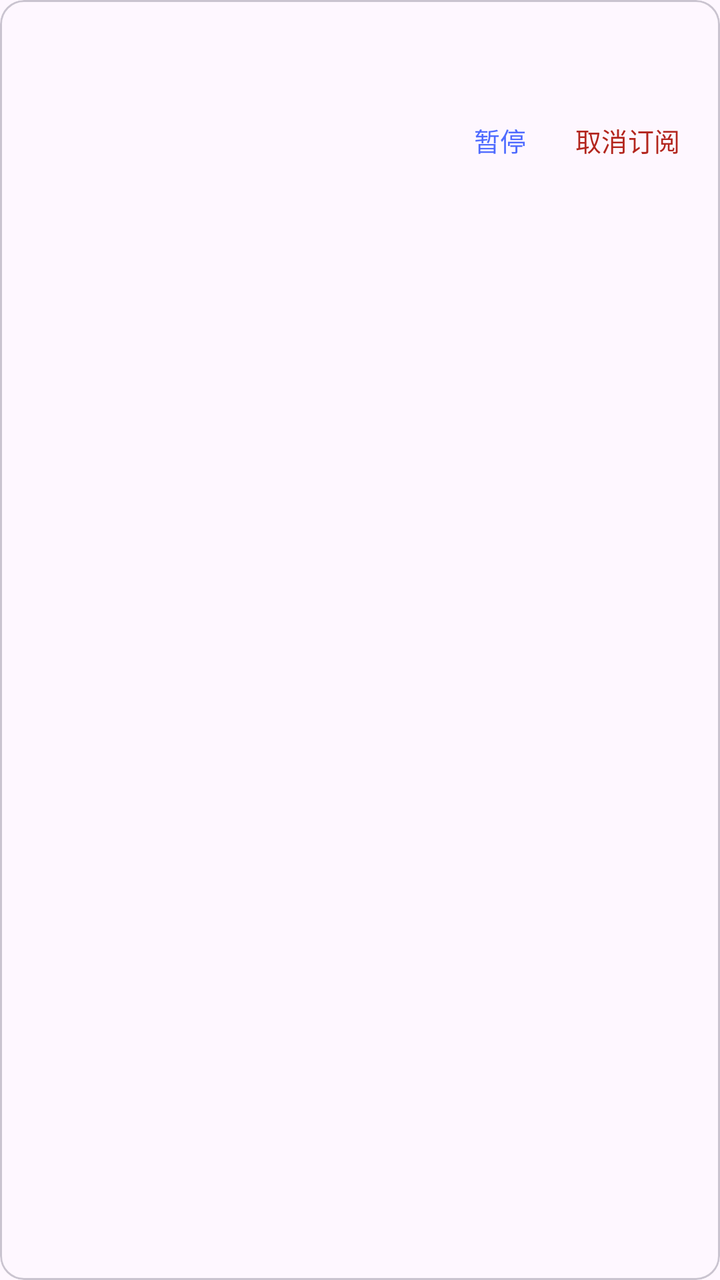
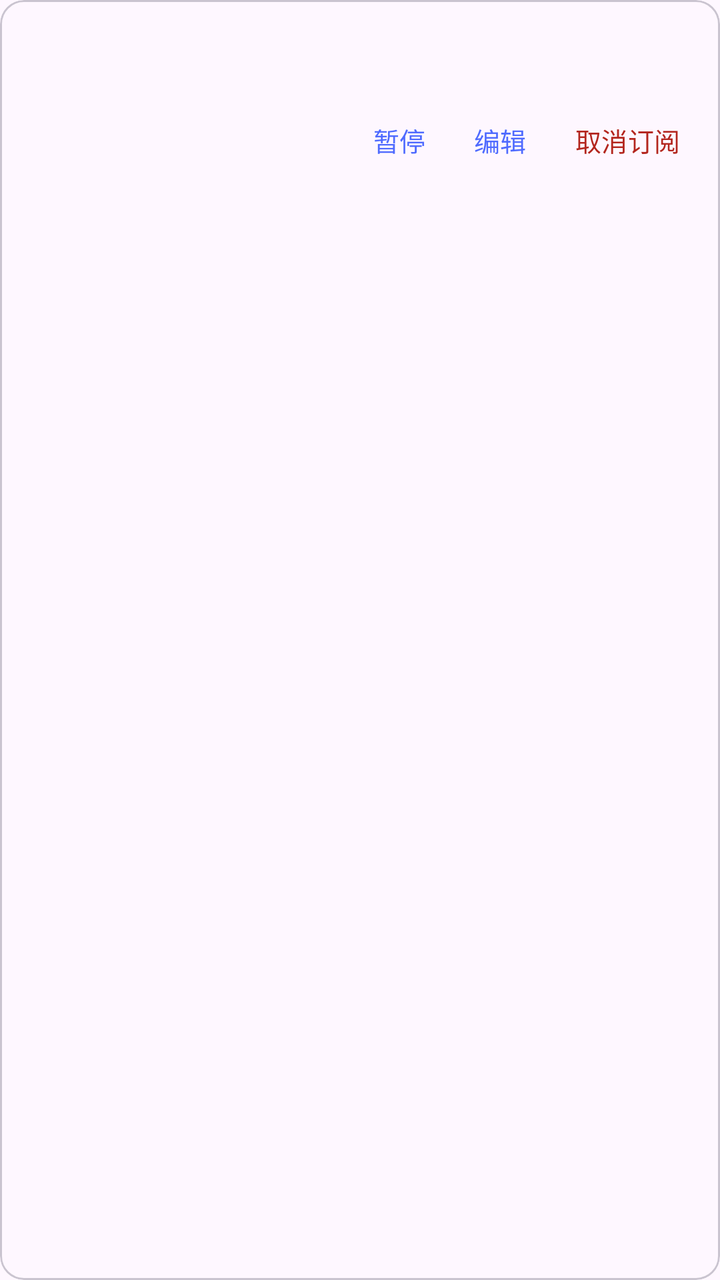

Two renders of the same Android screen: before a commit and after it. Below are the layout's source before the change and the commit's diff.
<!-- AndroidManifest.xml: application theme Theme.WatchHub -->
<!-- res/layout/item_subscription.xml -->
<?xml version="1.0" encoding="utf-8"?>
<com.google.android.material.card.MaterialCardView xmlns:android="http://schemas.android.com/apk/res/android"
    xmlns:app="http://schemas.android.com/apk/res-auto"
    android:layout_width="240dp"
    android:layout_height="wrap_content"
    android:layout_marginTop="2dp"
    android:layout_marginEnd="8dp"
    android:layout_marginBottom="2dp">

    <LinearLayout
        android:layout_width="match_parent"
        android:layout_height="wrap_content"
        android:orientation="vertical"
        android:paddingStart="12dp"
        android:paddingTop="8dp"
        android:paddingEnd="8dp"
        android:paddingBottom="2dp">

        <LinearLayout
            android:layout_width="match_parent"
            android:layout_height="wrap_content"
            android:gravity="center_vertical"
            android:orientation="horizontal">

            <TextView
                android:id="@+id/name"
                android:layout_width="0dp"
                android:layout_height="wrap_content"
                android:layout_weight="1"
                android:ellipsize="end"
                android:maxLines="1"
                android:textAppearance="?attr/textAppearanceTitleMedium" />

            <TextView
                android:id="@+id/unread"
                android:layout_width="wrap_content"
                android:layout_height="wrap_content"
                android:layout_marginStart="6dp"
                android:textAppearance="?attr/textAppearanceLabelMedium"
                android:textColor="?attr/colorPrimary"
                android:visibility="gone" />
        </LinearLayout>

        <TextView
            android:id="@+id/status"
            android:layout_width="match_parent"
            android:layout_height="wrap_content"
            android:ellipsize="end"
            android:maxLines="1"
            android:textAppearance="@style/TextAppearance.WatchHub.Caption" />

        <LinearLayout
            android:layout_width="match_parent"
            android:layout_height="wrap_content"
            android:gravity="end|center_vertical"
            android:orientation="horizontal">

            <com.google.android.material.button.MaterialButton
                android:id="@+id/btn_toggle"
                style="@style/Widget.Material3.Button.TextButton"
                android:layout_width="wrap_content"
                android:layout_height="wrap_content"
                android:minWidth="0dp"
                android:text="@string/subs_pause"
                android:textSize="13sp" />

            <com.google.android.material.button.MaterialButton
                android:id="@+id/btn_delete"
                style="@style/Widget.Material3.Button.TextButton"
                android:layout_width="wrap_content"
                android:layout_height="wrap_content"
                android:minWidth="0dp"
                android:text="@string/subs_delete"
                android:textColor="?attr/colorError"
                android:textSize="13sp" />
        </LinearLayout>
    </LinearLayout>
</com.google.android.material.card.MaterialCardView>
<!-- resources referenced by this layout -->
<resources>
  <string name="subs_delete">取消订阅</string>
  <string name="subs_pause">暂停</string>
  <style name="TextAppearance.WatchHub.Caption" parent="TextAppearance.Material3.BodySmall">
          <item name="android:textColor">?attr/colorOnSurfaceVariant</item>
      </style>
  <style name="Theme.WatchHub" parent="Theme.Material3.DayNight.NoActionBar">
          <item name="colorPrimary">#4F6BFF</item>
          <item name="colorSecondary">#6C5CE7</item>
      </style>
</resources>

<!-- the commit's change to res/layout/item_subscription.xml (unified diff, before → after) -->
@@ -65,6 +65,15 @@
                 android:textSize="13sp" />
 
             <com.google.android.material.button.MaterialButton
+                android:id="@+id/btn_edit"
+                style="@style/Widget.Material3.Button.TextButton"
+                android:layout_width="wrap_content"
+                android:layout_height="wrap_content"
+                android:minWidth="0dp"
+                android:text="@string/subs_edit"
+                android:textSize="13sp" />
+
+            <com.google.android.material.button.MaterialButton
                 android:id="@+id/btn_delete"
                 style="@style/Widget.Material3.Button.TextButton"
                 android:layout_width="wrap_content"
<!-- resource entries referenced after the edit -->
@@ -1,6 +1,7 @@
 <!-- resources referenced by this layout -->
 <resources>
   <string name="subs_delete">取消订阅</string>
+  <string name="subs_edit">编辑</string>
   <string name="subs_pause">暂停</string>
   <style name="TextAppearance.WatchHub.Caption" parent="TextAppearance.Material3.BodySmall">
           <item name="android:textColor">?attr/colorOnSurfaceVariant</item>
